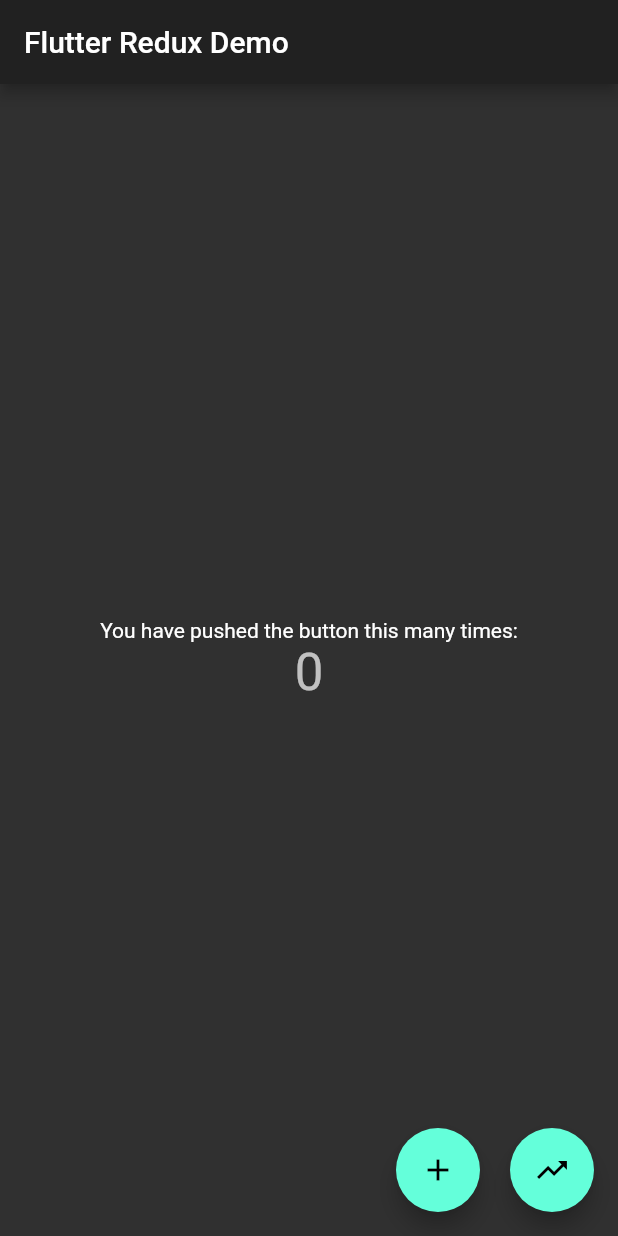
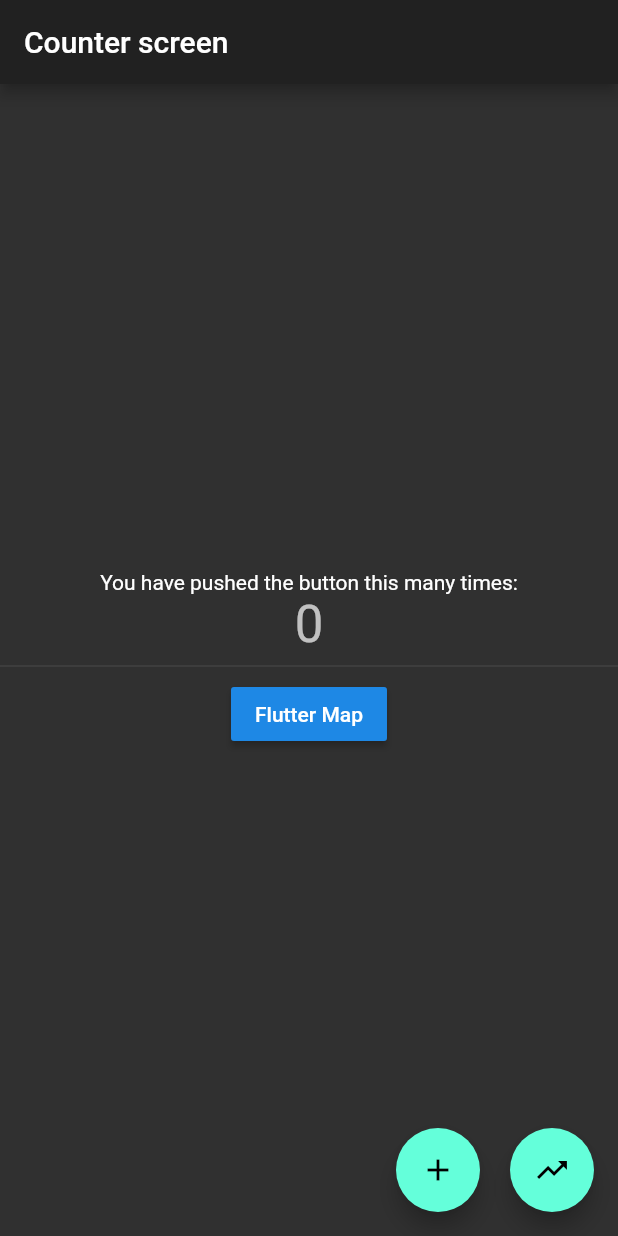
Before and after one commit to kellyi/redux_demo, a Flutter app: the screen it shows after launch, on a phone screen of 412 x 824 dp. Run offline on Flutter 3.47's test engine with Material 2 defaults, Android fonts, the phone set to English and light mode, and no system bars; our stand-ins replace flutter_map, flutter_redux, latlong, redux, redux_thunk; missing offline and left inert: flutter_redux_navigation, redux_logging.

Commit message:
redux navigation demo

```diff
--- a/lib/src/app.dart
+++ b/lib/src/app.dart
@@ -1,9 +1,15 @@
 import 'package:flutter/material.dart';
 import 'package:redux/redux.dart';
 import 'package:flutter_redux/flutter_redux.dart';
+import 'package:flutter_redux_navigation/flutter_redux_navigation.dart';
 import './redux/redux_store.dart';
-import './widgets/counter.dart';
-import './widgets/demo_buttons.dart';
+import './screens/counter_screen.dart';
+import './screens/map_screen.dart';
+
+class AppRoutes {
+  static const home = "/";
+  static const flutter_map = "/flutter_map";
+}
 
 class App extends StatelessWidget {
   final Store<int> store = ReduxStore.store;
@@ -17,22 +23,26 @@ class App extends StatelessWidget {
       child: MaterialApp(
         theme: ThemeData.dark(),
         title: title,
-        home: Scaffold(
-          appBar: AppBar(
-            title: Text(title),
-          ),
-          body: Center(
-            child: Column(
-              mainAxisAlignment: MainAxisAlignment.center,
-              children: [
-                Text('You have pushed the button this many times:'),
-                Counter(),
-              ],
-            ),
-          ),
-          floatingActionButton: DemoButtons(),
-        ),
+        navigatorKey: NavigatorHolder.navigatorKey,
+        onGenerateRoute: routes,
       ),
     );
   }
+
+  Route<dynamic> routes(RouteSettings settings) {
+    switch (settings.name) {
+      case AppRoutes.home:
+        return MaterialPageRoute(
+          builder: (context) {
+            return CounterScreen();
+          },
+        );
+      case AppRoutes.flutter_map:
+        return MaterialPageRoute(
+          builder: (context) {
+            return MapScreen();
+          },
+        );
+    }
+  }
 }
--- a/lib/src/redux/redux_store.dart
+++ b/lib/src/redux/redux_store.dart
@@ -1,5 +1,6 @@
 import 'package:redux/redux.dart';
 import 'package:redux_logging/redux_logging.dart';
+import 'package:flutter_redux_navigation/flutter_redux_navigation.dart';
 import 'package:redux_thunk/redux_thunk.dart';
 import './redux_reducers.dart';
 
@@ -7,6 +8,7 @@ class ReduxStore {
   static final _instance =
       Store<int>(counterReducer, initialState: 0, middleware: [
     thunkMiddleware,
+    NavigationMiddleware<int>(),
     LoggingMiddleware.printer(),
   ]);
 
--- /dev/null
+++ b/lib/src/screens/counter_screen.dart
@@ -0,0 +1,43 @@
+import 'package:flutter/material.dart';
+import 'package:flutter_redux/flutter_redux.dart';
+import 'package:flutter_redux_navigation/flutter_redux_navigation.dart';
+import '../widgets/counter.dart';
+import '../widgets/demo_buttons.dart';
+
+class CounterScreen extends StatelessWidget {
+  Widget build(BuildContext context) {
+    return StoreConnector<int, VoidCallback>(
+      converter: (store) {
+        return () => store.dispatch(NavigateToAction.push(
+              '/flutter_map',
+              preNavigation: () =>
+                  print('preNavigation action was run from counter!'),
+              postNavigation: () =>
+                  print('postNavigation action was run from counter!'),
+            ));
+      },
+      builder: (context, onPressed) {
+        return Scaffold(
+          appBar: AppBar(
+            title: Text('Counter screen'),
+          ),
+          body: Center(
+            child: Column(
+              mainAxisAlignment: MainAxisAlignment.center,
+              children: [
+                Text('You have pushed the button this many times:'),
+                Counter(),
+                Divider(),
+                RaisedButton(
+                  onPressed: onPressed,
+                  child: Text('Flutter Map'),
+                ),
+              ],
+            ),
+          ),
+          floatingActionButton: DemoButtons(),
+        );
+      },
+    );
+  }
+}
--- a/lib/src/widgets/counter.dart
+++ b/lib/src/widgets/counter.dart
@@ -4,8 +4,6 @@ import 'package:flutter_redux/flutter_redux.dart';
 import '../redux/redux_store.dart';
 
 class Counter extends StatelessWidget {
-  final Store<int> store = ReduxStore.store;
-
   Widget build(BuildContext context) {
     return StoreConnector<int, String>(
       converter: (store) => store.state.toString(),
--- a/lib/src/widgets/demo_buttons.dart
+++ b/lib/src/widgets/demo_buttons.dart
@@ -43,6 +43,7 @@ class DemoButtons extends StatelessWidget {
       onPressed: onPressed,
       tooltip: tooltip,
       child: Icon(icon),
+      heroTag: null,
     );
   }
 }
--- a/pubspec.yaml
+++ b/pubspec.yaml
@@ -33,7 +33,10 @@ dependencies:
   redux_logging: ^0.4.0
   redux_thunk: ^0.3.0
   flutter_redux: ^0.6.0
+  flutter_redux_navigation: ^0.6.0
   http: ^0.12.1
+  flutter_map: ^0.9.0
+  latlong: ^0.6.1
 
 dev_dependencies:
   flutter_test:
```
Also changed, not shown: lib/src/screens/map_screen.dart (added, +55 -0 lines), pubspec.lock, 6 other files.
